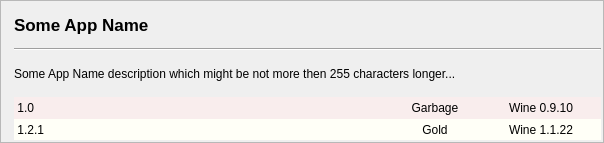
The window that src/q4wine-gui/uis/AppDBSearchWidget.ui (brezerk/q4wine) describes before a commit, drawn with Qt 5.
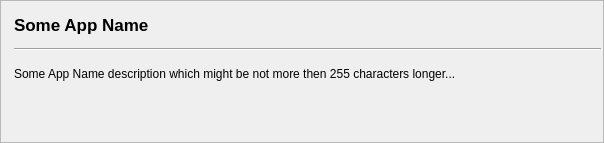
The same window after the commit. Icons and pictures are not drawn.

Diff of the .ui file:
```diff
--- a/src/q4wine-gui/uis/AppDBSearchWidget.ui
+++ b/src/q4wine-gui/uis/AppDBSearchWidget.ui
@@ -157,274 +157,6 @@
             <property name="margin">
              <number>0</number>
             </property>
-            <item>
-             <widget class="QWidget" name="widget_5" native="true">
-              <property name="sizePolicy">
-               <sizepolicy hsizetype="Preferred" vsizetype="Minimum">
-                <horstretch>0</horstretch>
-                <verstretch>0</verstretch>
-               </sizepolicy>
-              </property>
-              <property name="palette">
-               <palette>
-                <active>
-                 <colorrole role="Base">
-                  <brush brushstyle="SolidPattern">
-                   <color alpha="255">
-                    <red>255</red>
-                    <green>255</green>
-                    <blue>255</blue>
-                   </color>
-                  </brush>
-                 </colorrole>
-                 <colorrole role="Window">
-                  <brush brushstyle="SolidPattern">
-                   <color alpha="255">
-                    <red>249</red>
-                    <green>237</green>
-                    <blue>237</blue>
-                   </color>
-                  </brush>
-                 </colorrole>
-                </active>
-                <inactive>
-                 <colorrole role="Base">
-                  <brush brushstyle="SolidPattern">
-                   <color alpha="255">
-                    <red>255</red>
-                    <green>255</green>
-                    <blue>255</blue>
-                   </color>
-                  </brush>
-                 </colorrole>
-                 <colorrole role="Window">
-                  <brush brushstyle="SolidPattern">
-                   <color alpha="255">
-                    <red>249</red>
-                    <green>237</green>
-                    <blue>237</blue>
-                   </color>
-                  </brush>
-                 </colorrole>
-                </inactive>
-                <disabled>
-                 <colorrole role="Base">
-                  <brush brushstyle="SolidPattern">
-                   <color alpha="255">
-                    <red>249</red>
-                    <green>237</green>
-                    <blue>237</blue>
-                   </color>
-                  </brush>
-                 </colorrole>
-                 <colorrole role="Window">
-                  <brush brushstyle="SolidPattern">
-                   <color alpha="255">
-                    <red>249</red>
-                    <green>237</green>
-                    <blue>237</blue>
-                   </color>
-                  </brush>
-                 </colorrole>
-                </disabled>
-               </palette>
-              </property>
-              <property name="autoFillBackground">
-               <bool>true</bool>
-              </property>
-              <layout class="QHBoxLayout" name="horizontalLayout_4">
-               <property name="margin">
-                <number>0</number>
-               </property>
-               <item>
-                <widget class="QLabel" name="label_15">
-                 <property name="text">
-                  <string> 1.0</string>
-                 </property>
-                </widget>
-               </item>
-               <item>
-                <spacer name="horizontalSpacer_4">
-                 <property name="orientation">
-                  <enum>Qt::Horizontal</enum>
-                 </property>
-                 <property name="sizeHint" stdset="0">
-                  <size>
-                   <width>270</width>
-                   <height>20</height>
-                  </size>
-                 </property>
-                </spacer>
-               </item>
-               <item>
-                <widget class="QLabel" name="label_16">
-                 <property name="minimumSize">
-                  <size>
-                   <width>80</width>
-                   <height>0</height>
-                  </size>
-                 </property>
-                 <property name="text">
-                  <string>Garbage</string>
-                 </property>
-                 <property name="alignment">
-                  <set>Qt::AlignCenter</set>
-                 </property>
-                </widget>
-               </item>
-               <item>
-                <widget class="QLabel" name="label_17">
-                 <property name="minimumSize">
-                  <size>
-                   <width>120</width>
-                   <height>0</height>
-                  </size>
-                 </property>
-                 <property name="text">
-                  <string>Wine 0.9.10</string>
-                 </property>
-                 <property name="alignment">
-                  <set>Qt::AlignCenter</set>
-                 </property>
-                </widget>
-               </item>
-              </layout>
-             </widget>
-            </item>
-            <item>
-             <widget class="QWidget" name="widget_6" native="true">
-              <property name="sizePolicy">
-               <sizepolicy hsizetype="Preferred" vsizetype="Minimum">
-                <horstretch>0</horstretch>
-                <verstretch>0</verstretch>
-               </sizepolicy>
-              </property>
-              <property name="palette">
-               <palette>
-                <active>
-                 <colorrole role="Base">
-                  <brush brushstyle="SolidPattern">
-                   <color alpha="255">
-                    <red>255</red>
-                    <green>255</green>
-                    <blue>255</blue>
-                   </color>
-                  </brush>
-                 </colorrole>
-                 <colorrole role="Window">
-                  <brush brushstyle="SolidPattern">
-                   <color alpha="255">
-                    <red>255</red>
-                    <green>255</green>
-                    <blue>247</blue>
-                   </color>
-                  </brush>
-                 </colorrole>
-                </active>
-                <inactive>
-                 <colorrole role="Base">
-                  <brush brushstyle="SolidPattern">
-                   <color alpha="255">
-                    <red>255</red>
-                    <green>255</green>
-                    <blue>255</blue>
-                   </color>
-                  </brush>
-                 </colorrole>
-                 <colorrole role="Window">
-                  <brush brushstyle="SolidPattern">
-                   <color alpha="255">
-                    <red>255</red>
-                    <green>255</green>
-                    <blue>247</blue>
-                   </color>
-                  </brush>
-                 </colorrole>
-                </inactive>
-                <disabled>
-                 <colorrole role="Base">
-                  <brush brushstyle="SolidPattern">
-                   <color alpha="255">
-                    <red>255</red>
-                    <green>255</green>
-                    <blue>247</blue>
-                   </color>
-                  </brush>
-                 </colorrole>
-                 <colorrole role="Window">
-                  <brush brushstyle="SolidPattern">
-                   <color alpha="255">
-                    <red>255</red>
-                    <green>255</green>
-                    <blue>247</blue>
-                   </color>
-                  </brush>
-                 </colorrole>
-                </disabled>
-               </palette>
-              </property>
-              <property name="autoFillBackground">
-               <bool>true</bool>
-              </property>
-              <layout class="QHBoxLayout" name="horizontalLayout_5">
-               <property name="margin">
-                <number>0</number>
-               </property>
-               <item>
-                <widget class="QLabel" name="label_18">
-                 <property name="text">
-                  <string> 1.2.1</string>
-                 </property>
-                </widget>
-               </item>
-               <item>
-                <spacer name="horizontalSpacer_5">
-                 <property name="orientation">
-                  <enum>Qt::Horizontal</enum>
-                 </property>
-                 <property name="sizeHint" stdset="0">
-                  <size>
-                   <width>270</width>
-                   <height>20</height>
-                  </size>
-                 </property>
-                </spacer>
-               </item>
-               <item>
-                <widget class="QLabel" name="label_19">
-                 <property name="minimumSize">
-                  <size>
-                   <width>80</width>
-                   <height>0</height>
-                  </size>
-                 </property>
-                 <property name="text">
-                  <string>Gold</string>
-                 </property>
-                 <property name="alignment">
-                  <set>Qt::AlignCenter</set>
-                 </property>
-                </widget>
-               </item>
-               <item>
-                <widget class="QLabel" name="label_20">
-                 <property name="minimumSize">
-                  <size>
-                   <width>120</width>
-                   <height>0</height>
-                  </size>
-                 </property>
-                 <property name="text">
-                  <string>Wine 1.1.22</string>
-                 </property>
-                 <property name="alignment">
-                  <set>Qt::AlignCenter</set>
-                 </property>
-                </widget>
-               </item>
-              </layout>
-             </widget>
-            </item>
            </layout>
           </widget>
          </item>
```
Left out of the diff: 60 changed lines with no effect on the pictures.
